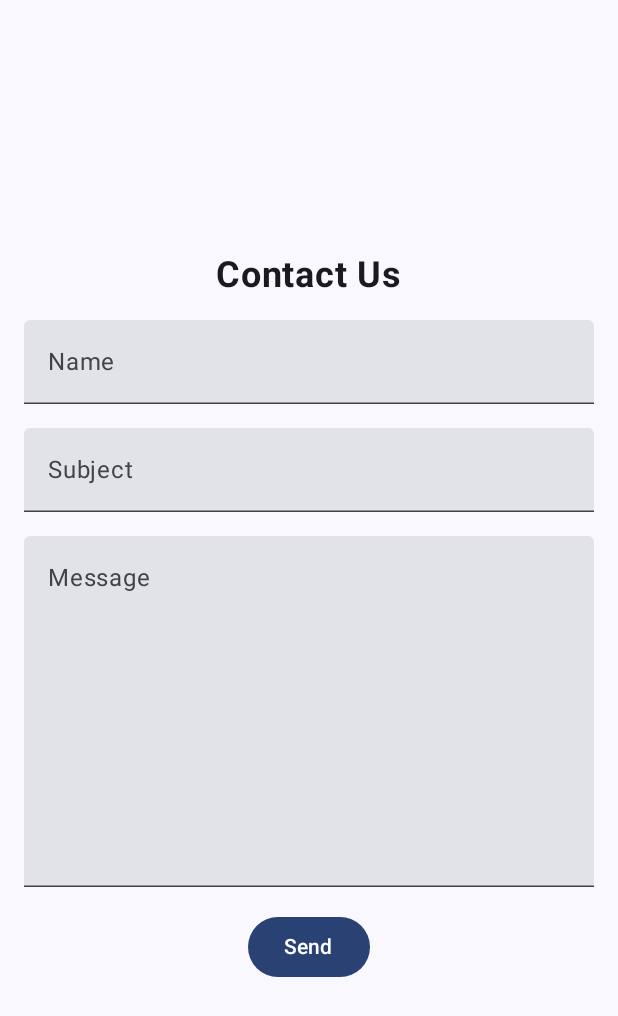
After one commit to OlgaS40/parent-assist-app, an Android app built with Jetpack Compose: the composable ContactUsScreen shown on its own in the app's theme, on a phone screen of 412 x 824 dp. The commit adds this screen. Shown: the top 1016 px of the screen. Run offline under Robolectric (Android 15) with nearby library versions, the phone set to English and light mode, and no system bars.

Commit message:
PA-23: Network connectivity check - form  to send an email about a bug/question - contact number which may be called via call intent;

```diff
--- a/mobile/app/src/main/AndroidManifest.xml
+++ b/mobile/app/src/main/AndroidManifest.xml
@@ -4,6 +4,7 @@
     <uses-permission android:name="android.permission.INTERNET" />
     <uses-permission android:name="android.permission.ACCESS_NETWORK_STATE" />
     <uses-permission android:name="android.permission.ACCESS_WIFI_STATE" />
+    <uses-permission android:name="android.permission.CALL_PHONE" />
 
     <application
             android:allowBackup="true"
--- /dev/null
+++ b/mobile/app/src/main/java/com/parentapp/mobile/models/EmailFormData.kt
@@ -0,0 +1,7 @@
+package com.parentapp.mobile.models
+
+data class EmailFormData(
+    val name: String ="",
+    val subject: String = "",
+    val message: String = ""
+)
--- /dev/null
+++ b/mobile/app/src/main/java/com/parentapp/mobile/ui/main/ContactUsScreen.kt
@@ -0,0 +1,80 @@
+package com.parentapp.mobile.ui.main
+
+import android.content.Intent
+import android.net.Uri
+import androidx.compose.foundation.layout.*
+import androidx.compose.material3.Button
+import androidx.compose.material3.Text
+import androidx.compose.material3.TextField
+import androidx.compose.runtime.*
+import androidx.compose.ui.Alignment
+import androidx.compose.ui.Modifier
+import androidx.compose.ui.platform.LocalContext
+import androidx.compose.ui.text.font.FontWeight
+import androidx.compose.ui.unit.dp
+import androidx.compose.ui.unit.sp
+import com.parentapp.mobile.models.EmailFormData
+
+@Composable
+fun ContactUsScreen(onSubmit: (String, String, String) -> Unit, onClose: () -> Unit) {
+    val context = LocalContext.current
+    var formData by remember { mutableStateOf(EmailFormData()) }
+    var isEmailSent by remember { mutableStateOf(false) }
+    val emailIntent = Intent(Intent.ACTION_SENDTO).apply {
+        data = Uri.parse("mailto:support@gmail.com") // replace with your email address
+        putExtra(Intent.EXTRA_SUBJECT, "Bug/Question Report")
+    }
+
+    Column(
+        modifier = Modifier
+            .padding(16.dp)
+            .fillMaxSize(),
+        verticalArrangement = Arrangement.Center,
+        horizontalAlignment = Alignment.CenterHorizontally
+    ) {
+        Text(
+            text = "Contact Us",
+            fontWeight = FontWeight.Bold,
+            fontSize = 24.sp,
+            modifier = Modifier.padding(bottom = 16.dp)
+        )
+        TextField(
+            value = formData.name,
+            onValueChange = { formData = formData.copy(name = it) },
+            label = { Text("Name") },
+            singleLine = true,
+            modifier = Modifier
+                .fillMaxWidth()
+                .padding(bottom = 16.dp)
+        )
+        TextField(
+            value = formData.subject,
+            onValueChange = { formData = formData.copy(subject = it) },
+            label = { Text("Subject") },
+            singleLine = true,
+            modifier = Modifier
+                .fillMaxWidth()
+                .padding(bottom = 16.dp)
+        )
+        TextField(
+            value = formData.message,
+            onValueChange = { formData = formData.copy(message = it) },
+            label = { Text("Message") },
+            maxLines = 8,
+            modifier = Modifier
+                .height(250.dp)
+                .fillMaxSize()
+                .padding(bottom = 16.dp),
+        )
+        Button(
+            onClick = {
+                context.startActivity(emailIntent)
+                onSubmit(formData.subject, formData.subject, formData.message)
+                onClose()
+            },
+            modifier = Modifier.align(Alignment.CenterHorizontally)
+        ) {
+            Text(text = "Send")
+        }
+    }
+}
```
Also changed, not shown: mobile/app/src/main/java/com/parentapp/mobile/ui/main/HomeScreen.kt (+30 -3 lines), mobile/app/src/main/java/com/parentapp/mobile/ui/main/PopupMenu.kt (added, +71 -0 lines).
